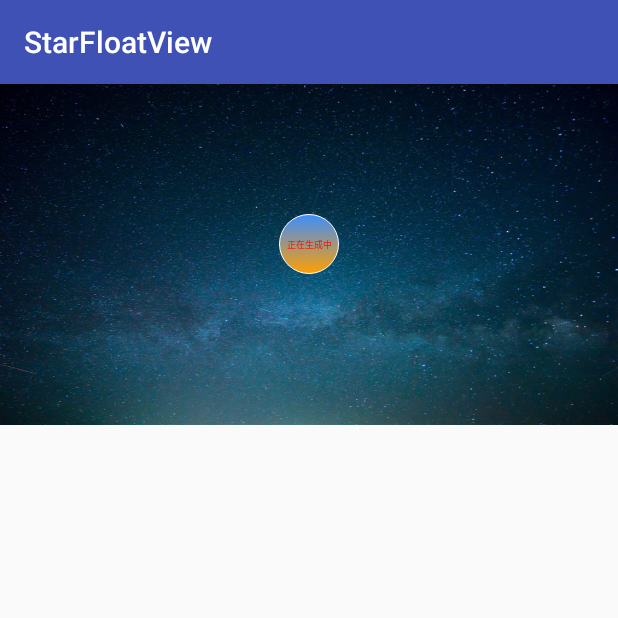
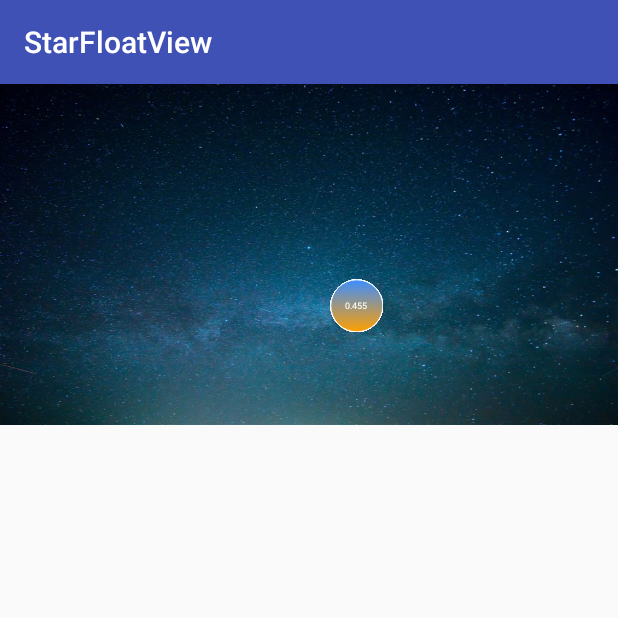
Before and after one commit to ErChenZhang/StarFloatView, an Android app: the screen it shows after launch (MainActivity), on a phone screen of 412 x 824 dp, the top half of it. Run offline under Robolectric (Android 15) with nearby library versions, the phone set to English and light mode, and no system bars.

Commit message:
数据支持Number子类的类型

```diff
--- a/app/src/main/java/com/smoke/zhangchen/starfloatview/MainActivity.java
+++ b/app/src/main/java/com/smoke/zhangchen/starfloatview/MainActivity.java
@@ -24,23 +24,21 @@ public class MainActivity extends AppCompatActivity {
 
     private void init() {
             List<Float> list = new ArrayList<>();
-//            list.add((float) 1.245);
-//            list.add((float) 1.567);
-//            list.add((float) 0.261);
-//            list.add((float) 2.455);
-//            list.add((float) 4.643);
-//            list.add((float) 3.211);
-//            list.add((float) 1.425);
-//            list.add((float) 1.043);
-//            list.add((float) 0.221);
-//            list.add((float) 0.455);
+            list.add((float) 1.567);
+            list.add((float) 0.261);
+            list.add((float) 2.455);
+            list.add((float) 4.643);
+            list.add((float) 3.211);
+            list.add((float) 1.425);
+            list.add((float) 1.043);
+            list.add((float) 0.221);
+            list.add((float) 0.455);
             floatview.setList(list);
-           floatview.setOnItemClickListener(new FloatView.OnItemClickListener() {
-               @Override
-               public void itemClick(int position, float value) {
-                   Toast.makeText(MainActivity.this, "当前是第"+position+"个，其值是"+value, Toast.LENGTH_SHORT).show();
-               }
-           });
-
+        floatview.setOnItemClickListener(new FloatView.OnItemClickListener() {
+            @Override
+            public void itemClick(int position, Number value) {
+                Toast.makeText(MainActivity.this, "当前是第"+position+"个，其值是"+value.intValue(), Toast.LENGTH_SHORT).show();
+            }
+        });
     }
 }
--- a/app/src/main/res/layout/activity_main.xml
+++ b/app/src/main/res/layout/activity_main.xml
@@ -15,8 +15,7 @@
         android:id="@+id/float_view"
         android:layout_width="match_parent"
         android:layout_height="wrap_content"
-        app:childTextColor="#ff0000"
-        app:defaultViewText="正在生成中"
+        app:defaultViewText="默认文字"
         app:parentViewBackground="@mipmap/star_bg"
         app:childViewBackground="@drawable/shape_circle">
     </com.smoke.zhangchen.floatviewlib.FloatView>
--- a/floatviewlib/src/main/java/com/smoke/zhangchen/floatviewlib/FloatView.java
+++ b/floatviewlib/src/main/java/com/smoke/zhangchen/floatviewlib/FloatView.java
@@ -17,6 +17,8 @@ import android.view.animation.TranslateAnimation;
 import android.widget.RelativeLayout;
 import android.widget.TextView;
 
+import com.smoke.zhangchen.floatviewlib.utils.ScreenSizeUtil;
+
 import java.util.ArrayList;
 import java.util.List;
 import java.util.Random;
@@ -30,7 +32,7 @@ public class FloatView extends RelativeLayout {
     private static final long ANIMATION_DEFAULT_TIME = 2000;
     private static final String TAG = "FloatView";
     private Context mcontext;
-    private List<Float> mFloat;
+    private List<? extends Number> mFloat;
     private List<View> mViews = new ArrayList<>();;
     public RelativeLayout parentView;
     private int parentWidth;
@@ -41,6 +43,7 @@ public class FloatView extends RelativeLayout {
     private int childId;
     private int parentId;
     private String defaultViewText;
+    private float childSize;
 
     public FloatView(Context context) {
         this(context,null);
@@ -51,7 +54,8 @@ public class FloatView extends RelativeLayout {
         super(context, attrs);
         mcontext = context;
         TypedArray typedArray = getContext().obtainStyledAttributes(attrs, R.styleable.myFloatView);
-        textColor = typedArray.getColor(R.styleable.myFloatView_childTextColor, R.color.white);
+        textColor = typedArray.getColor(R.styleable.myFloatView_childTextColor, getResources().getColor(R.color.white));
+        childSize = typedArray.getDimension(R.styleable.myFloatView_chidTextSize, 6);
         childId = typedArray.getResourceId(R.styleable.myFloatView_childViewBackground, R.drawable.shape_circle);
         parentId = typedArray.getResourceId(R.styleable.myFloatView_parentViewBackground, R.mipmap.star_bg);
         defaultViewText = typedArray.getString(R.styleable.myFloatView_defaultViewText);
@@ -74,6 +78,7 @@ public class FloatView extends RelativeLayout {
         for (int i = 0; i < mFloat.size(); i++) {
             TextView floatview = (TextView) LayoutInflater.from(mcontext).inflate(R.layout.view_float, this, false);
             floatview.setTextColor(textColor);
+            floatview.setTextSize(childSize);
             floatview.setBackgroundResource(childId);
             floatview.measure(LayoutParams.WRAP_CONTENT, LayoutParams.WRAP_CONTENT);
             floatview.setText(mFloat.get(i)+"");
@@ -107,6 +112,7 @@ public class FloatView extends RelativeLayout {
         defaultView = (TextView) LayoutInflater.from(mcontext).inflate(R.layout.view_float, this, false);
         params.addRule(RelativeLayout.CENTER_IN_PARENT);
         defaultView.setTextColor(textColor);
+        defaultView.setTextSize(childSize);
         defaultView.setText(defaultViewText);
         defaultView.setBackgroundResource(childId);
         if (mFloat.size() != 0){
@@ -137,7 +143,7 @@ public class FloatView extends RelativeLayout {
     }
 
     //设置数据添加子小球
-    public void setList(List<Float> list){
+    public void setList(List<? extends Number> list){
         this.mFloat = list;
         //使用post方法确保在UI加载完的情况下 调用init() 避免获取到的宽高为0
         post(new Runnable() {
@@ -170,7 +176,7 @@ public class FloatView extends RelativeLayout {
         if (mViews.size() == 0){
             defaultView.setVisibility(VISIBLE);
         }
-        mListener.itemClick((int)view.getTag(),Float.valueOf(((TextView)view).getText().toString()));
+        mListener.itemClick((int)view.getTag(),mFloat.get((int)view.getTag()));
     }
 
     private void animRemoveView(final View view) {
@@ -200,7 +206,7 @@ public class FloatView extends RelativeLayout {
     }
 
     public interface OnItemClickListener{
-        void  itemClick(int position, float value);
+        void  itemClick(int position, Number value);
     }
 
     public void setOnItemClickListener(OnItemClickListener listener){
--- a/floatviewlib/src/main/res/values/styles.xml
+++ b/floatviewlib/src/main/res/values/styles.xml
@@ -5,6 +5,7 @@
         <attr name="childViewBackground" format="reference"/>
         <attr name="childTextColor" format="color"/>
         <attr name="defaultViewText" format="string"/>
+        <attr name="chidTextSize" format="dimension"/>
     </declare-styleable>
 
 
```
Also changed, not shown: floatviewlib/src/main/java/com/smoke/zhangchen/floatviewlib/utils/ScreenSizeUtil.java (added, +79 -0 lines).
